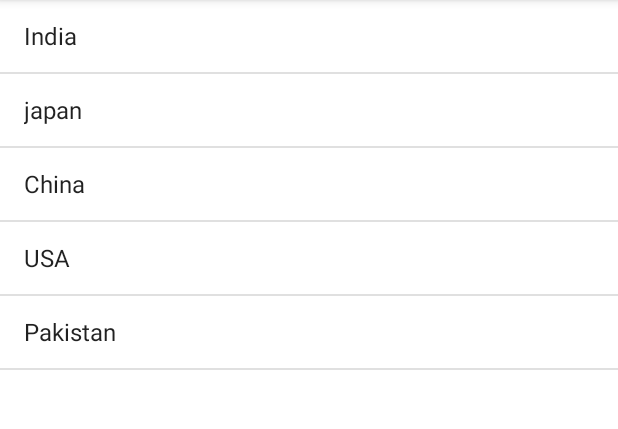
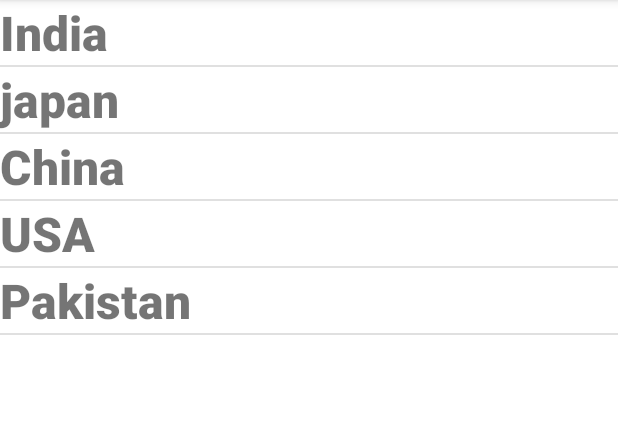
Before and after one commit to NitinSigilipelli/SimpleListViewApp, an Android app: the screen it shows after launch (MainActivity), on a phone screen of 412 x 824 dp, the part 84-513 px from its top. Run offline under Robolectric (Android 15) with nearby library versions, the phone set to English and light mode, and no system bars.

Commit message:
second commit

```diff
--- a/app/src/main/java/com/example/simplelistviewapp/MainActivity.java
+++ b/app/src/main/java/com/example/simplelistviewapp/MainActivity.java
@@ -25,7 +25,8 @@ public class MainActivity extends AppCompatActivity {
         //3-adapter
         ArrayAdapter adapter = new ArrayAdapter(
                 this,
-                android.R.layout.simple_list_item_1,
+                R.layout.my_layout,
+                R.id.textView,
                 worldCup22
         );
         listView.setAdapter(adapter);
--- /dev/null
+++ b/app/src/main/res/layout/my_layout.xml
@@ -0,0 +1,18 @@
+<?xml version="1.0" encoding="utf-8"?>
+<androidx.constraintlayout.widget.ConstraintLayout xmlns:android="http://schemas.android.com/apk/res/android"
+    xmlns:app="http://schemas.android.com/apk/res-auto"
+    android:layout_width="match_parent"
+    android:layout_height="match_parent">
+
+    <TextView
+        android:id="@+id/textView"
+        android:layout_width="match_parent"
+        android:layout_height="wrap_content"
+        android:textSize="32sp"
+        android:fontFamily="sans-serif-black"
+        app:layout_constraintEnd_toEndOf="parent"
+        app:layout_constraintStart_toStartOf="parent"
+        app:layout_constraintTop_toTopOf="parent" />
+
+
+</androidx.constraintlayout.widget.ConstraintLayout>
```
